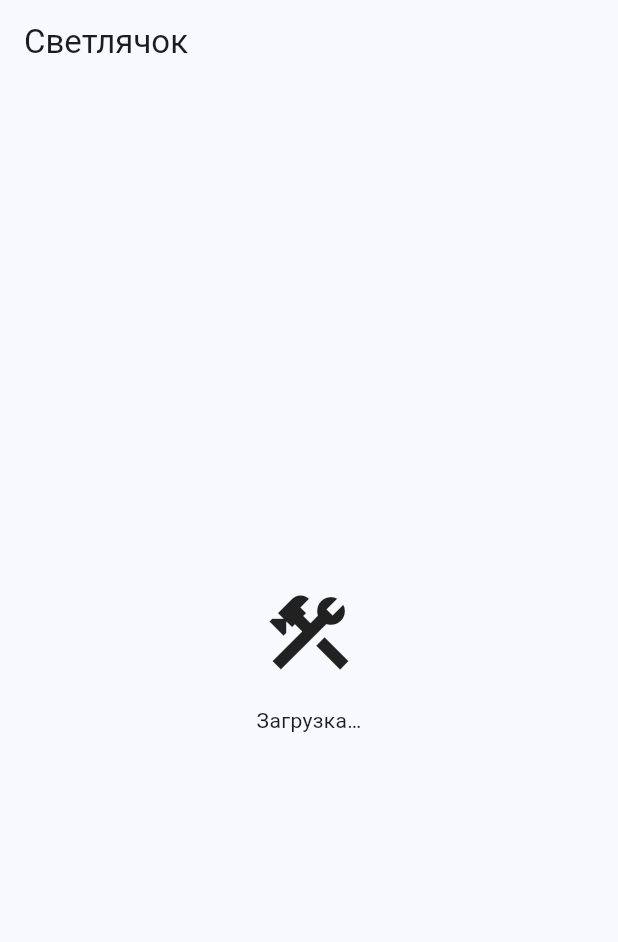
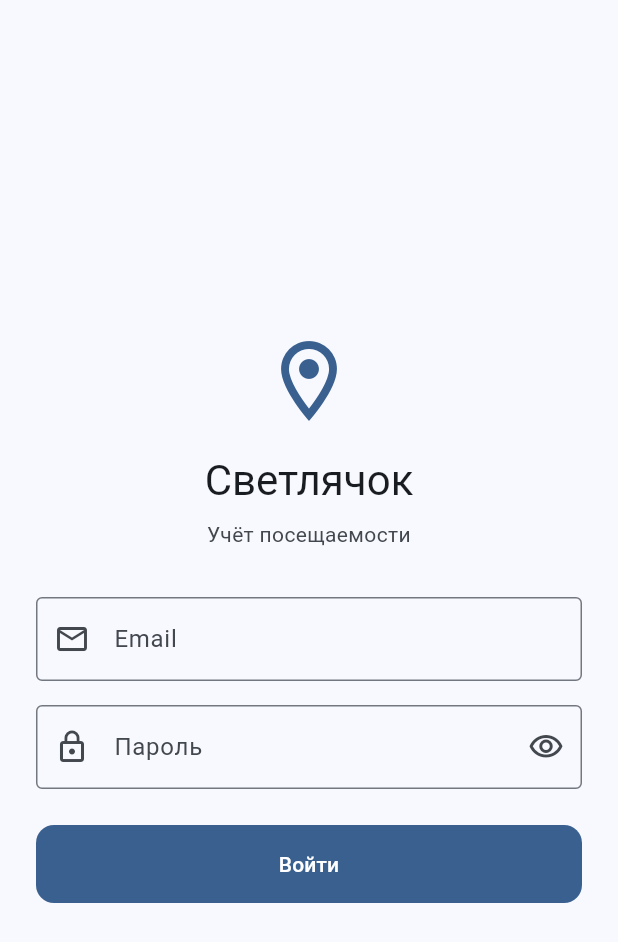
Before and after one commit to KAPLMARKS/svetlyachok, a Flutter app: the screen it shows after launch, on a phone screen of 412 x 824 dp. Shown: the top 942 px of the screen. Run offline on Flutter 3.47's test engine with Material 3 defaults, Android fonts, the phone set to English and light mode, and no system bars; our stand-ins replace dartz, dio, equatable, flutter_riverpod, flutter_secure_storage, freezed_annotation and 4 more; missing offline and left inert: dio_smart_retry.

Commit message:
feat(mobile): экраны login/splash + GoRouter с auth-guard
Phase 2.7-2.9 плана mobile:
- features/auth/providers.dart: prefsProvider, secureStorageProvider,
  dioProvider, authRepositoryProvider, currentUserProvider (AsyncNotifier)
  с подпиской на AuthEvent.expired от interceptor'а.
- features/auth/view_models/login_view_model.dart: LoginViewModel (Notifier)
  с валидацией формы, submit() через AuthRepository.
- features/auth/views/login_screen.dart: Material 3 форма (email/password +
  обработка ошибок + loading-состояние + autofill).
- features/auth/views/splash_screen.dart: spinner + 6-сек safety-таймер
  на форсированный редирект на /login (защита от зависшего refresh).
- app/router.dart: refreshListenable от currentUserProvider, единый
  redirect-callback (loading→/splash, !user→/login, user@/splash→/scan,
  !admin@/admin/*→/scan), реальные SplashScreen и LoginScreen, временный
  ScanPlaceholder с logout-кнопкой.
- app/app.dart: переход на ConsumerWidget + appRouterProvider.

Тесты:
- test/unit/features/auth/login_view_model_test.dart: 5 тестов
  (валидация email/password, успех submit, validation_invalid,
  auth_unauthorized).
- test/widget_test.dart: smoke стартует приложение с overrides
  на currentUser=null + mock SharedPreferences.

Проверки в worktree: fvm flutter analyze → 0 issues; fvm flutter test → 14 passed.

Co-Authored-By: Claude Opus 4.7 (1M context) <noreply@anthropic.com>

```diff
--- a/mobile/lib/app/app.dart
+++ b/mobile/lib/app/app.dart
@@ -3,21 +3,23 @@ library;
 
 import 'package:flutter/material.dart';
 import 'package:flutter_localizations/flutter_localizations.dart';
+import 'package:flutter_riverpod/flutter_riverpod.dart';
 
 import 'router.dart';
 import 'theme.dart';
 
-class SvetlyachokApp extends StatelessWidget {
+class SvetlyachokApp extends ConsumerWidget {
   const SvetlyachokApp({super.key});
 
   @override
-  Widget build(BuildContext context) {
+  Widget build(BuildContext context, WidgetRef ref) {
+    final router = ref.watch(appRouterProvider);
     return MaterialApp.router(
       title: 'Светлячок',
       debugShowCheckedModeBanner: false,
       theme: AppTheme.light(),
       darkTheme: AppTheme.dark(),
-      routerConfig: appRouter,
+      routerConfig: router,
       locale: const Locale('ru'),
       supportedLocales: const <Locale>[Locale('ru'), Locale('en')],
       localizationsDelegates: const <LocalizationsDelegate<Object>>[
--- /dev/null
+++ b/mobile/lib/features/auth/view_models/login_view_model.dart
@@ -0,0 +1,144 @@
+/// LoginViewModel — состояние формы логина и обработка submit'а.
+///
+/// AsyncNotifier, потому что `submit()` — async операция с loading-состоянием
+/// и потенциальной ошибкой. State хранит email/password (controlled inputs)
+/// и errorCode/errorMessage от последней попытки логина.
+///
+/// При успехе:
+/// 1. Получаем `User` через `authRepository.me()` (нужно для UI gate'ов).
+/// 2. Записываем в `currentUserProvider` через `setUser` → router редиректит.
+library;
+
+import 'package:flutter_riverpod/flutter_riverpod.dart';
+
+import '../../../core/errors.dart';
+import '../../../core/logging.dart';
+import '../../../core/result.dart';
+import '../../../domain/models/token_pair.dart';
+import '../../../domain/models/user.dart';
+import '../../../domain/repositories/auth_repository.dart';
+import '../providers.dart';
+
+class LoginState {
+  const LoginState({
+    this.email = '',
+    this.password = '',
+    this.isSubmitting = false,
+    this.errorCode,
+    this.errorMessage,
+  });
+
+  final String email;
+  final String password;
+  final bool isSubmitting;
+  final String? errorCode;
+  final String? errorMessage;
+
+  LoginState copyWith({
+    String? email,
+    String? password,
+    bool? isSubmitting,
+    String? errorCode,
+    String? errorMessage,
+    bool clearError = false,
+  }) {
+    return LoginState(
+      email: email ?? this.email,
+      password: password ?? this.password,
+      isSubmitting: isSubmitting ?? this.isSubmitting,
+      errorCode: clearError ? null : (errorCode ?? this.errorCode),
+      errorMessage: clearError ? null : (errorMessage ?? this.errorMessage),
+    );
+  }
+}
+
+class LoginViewModel extends AutoDisposeNotifier<LoginState> {
+  static final RegExp _emailRe = RegExp(r'^[^@\s]+@[^@\s]+\.[^@\s]+$');
+
+  @override
+  LoginState build() => const LoginState();
+
+  void setEmail(String value) {
+    state = state.copyWith(email: value, clearError: true);
+  }
+
+  void setPassword(String value) {
+    state = state.copyWith(password: value, clearError: true);
+  }
+
+  /// Локальная (UI) валидация. Возвращает текст ошибки или `null`.
+  /// Сигнатура совместима с `FormFieldValidator<String>` — принимает `String?`.
+  String? validateEmail(String? value) {
+    final v = value?.trim() ?? '';
+    if (v.isEmpty) return 'Введите email';
+    if (!_emailRe.hasMatch(v)) return 'Некорректный email';
+    return null;
+  }
+
+  String? validatePassword(String? value) {
+    final v = value ?? '';
+    if (v.isEmpty) return 'Введите пароль';
+    if (v.length < 8) return 'Минимум 8 символов';
+    return null;
+  }
+
+  Future<bool> submit() async {
+    final email = state.email.trim();
+    final password = state.password;
+    final emailErr = validateEmail(email);
+    final passErr = validatePassword(password);
+    if (emailErr != null || passErr != null) {
+      state = state.copyWith(
+        errorCode: 'validation_invalid',
+        errorMessage: emailErr ?? passErr,
+      );
+      return false;
+    }
+
+    AppLogger.instance.i('[login.submit] started: email=$email');
+    state = state.copyWith(isSubmitting: true, clearError: true);
+
+    final AuthRepository repo = ref.read(authRepositoryProvider);
+    final Result<TokenPair> loginResult = await repo.login(email, password);
+
+    final ok = await loginResult.fold(
+      (Failure f) async {
+        AppLogger.instance.w('[login.submit] failed: ${f.code}');
+        state = state.copyWith(
+          isSubmitting: false,
+          errorCode: f.code,
+          errorMessage: f.message,
+        );
+        return false;
+      },
+      (TokenPair _) async {
+        final Result<User> meResult = await repo.me();
+        return meResult.fold(
+          (Failure f) async {
+            AppLogger.instance.w('[login.submit] /me failed: ${f.code}');
+            state = state.copyWith(
+              isSubmitting: false,
+              errorCode: f.code,
+              errorMessage: f.message,
+            );
+            return false;
+          },
+          (User user) async {
+            AppLogger.instance.i('[login.submit] success email=${user.email}');
+            await ref.read(currentUserProvider.notifier).setUser(user);
+            state = state.copyWith(isSubmitting: false, clearError: true);
+            return true;
+          },
+        );
+      },
+    );
+
+    return ok;
+  }
+}
+
+final AutoDisposeNotifierProvider<LoginViewModel, LoginState>
+    loginViewModelProvider =
+    AutoDisposeNotifierProvider<LoginViewModel, LoginState>(
+  LoginViewModel.new,
+);
--- /dev/null
+++ b/mobile/lib/features/auth/views/login_screen.dart
@@ -0,0 +1,180 @@
+/// LoginScreen — Material 3 форма логина.
+///
+/// Состояние и submit живут в `LoginViewModel`. Этот виджет — чистый View:
+/// читает state через `ref.watch`, отправляет события через `ref.read.notifier`.
+library;
+
+import 'package:flutter/material.dart';
+import 'package:flutter_riverpod/flutter_riverpod.dart';
+
+import '../view_models/login_view_model.dart';
+
+class LoginScreen extends ConsumerStatefulWidget {
+  const LoginScreen({super.key});
+
+  @override
+  ConsumerState<LoginScreen> createState() => _LoginScreenState();
+}
+
+class _LoginScreenState extends ConsumerState<LoginScreen> {
+  final TextEditingController _emailCtrl = TextEditingController();
+  final TextEditingController _passwordCtrl = TextEditingController();
+  final GlobalKey<FormState> _formKey = GlobalKey<FormState>();
+  bool _obscurePassword = true;
+
+  @override
+  void dispose() {
+    _emailCtrl.dispose();
+    _passwordCtrl.dispose();
+    super.dispose();
+  }
+
+  Future<void> _onSubmit() async {
+    if (!(_formKey.currentState?.validate() ?? false)) return;
+    final ok = await ref.read(loginViewModelProvider.notifier).submit();
+    if (!ok && mounted) {
+      // ScaffoldMessenger переключим только если виджет ещё на экране.
+      // Текст и так показан в errorBanner, snackBar — просто акцент.
+      final err = ref.read(loginViewModelProvider).errorMessage;
+      if (err != null) {
+        ScaffoldMessenger.of(context).showSnackBar(
+          SnackBar(content: Text(err)),
+        );
+      }
+    }
+  }
+
+  @override
+  Widget build(BuildContext context) {
+    final LoginState state = ref.watch(loginViewModelProvider);
+    final LoginViewModel vm = ref.read(loginViewModelProvider.notifier);
+    final theme = Theme.of(context);
+
+    return Scaffold(
+      body: SafeArea(
+        child: Center(
+          child: SingleChildScrollView(
+            padding: const EdgeInsets.symmetric(horizontal: 24, vertical: 32),
+            child: ConstrainedBox(
+              constraints: const BoxConstraints(maxWidth: 420),
+              child: Form(
+                key: _formKey,
+                child: Column(
+                  crossAxisAlignment: CrossAxisAlignment.stretch,
+                  children: <Widget>[
+                    Icon(
+                      Icons.location_on_outlined,
+                      size: 64,
+                      color: theme.colorScheme.primary,
+                    ),
+                    const SizedBox(height: 16),
+                    Text(
+                      'Светлячок',
+                      textAlign: TextAlign.center,
+                      style: theme.textTheme.headlineMedium,
+                    ),
+                    const SizedBox(height: 8),
+                    Text(
+                      'Учёт посещаемости',
+                      textAlign: TextAlign.center,
+                      style: theme.textTheme.bodyMedium?.copyWith(
+                        color: theme.colorScheme.onSurfaceVariant,
+                      ),
+                    ),
+                    const SizedBox(height: 32),
+                    if (state.errorMessage != null)
+                      Container(
+                        margin: const EdgeInsets.only(bottom: 16),
+                        padding: const EdgeInsets.all(12),
+                        decoration: BoxDecoration(
+                          color: theme.colorScheme.errorContainer,
+                          borderRadius: BorderRadius.circular(8),
+                        ),
+                        child: Row(
+                          children: <Widget>[
+                            Icon(
+                              Icons.error_outline,
+                              color: theme.colorScheme.onErrorContainer,
+                            ),
+                            const SizedBox(width: 12),
+                            Expanded(
+                              child: Text(
+                                state.errorMessage!,
+                                style: theme.textTheme.bodyMedium?.copyWith(
+                                  color: theme.colorScheme.onErrorContainer,
+                                ),
+                              ),
+                            ),
+                          ],
+                        ),
+                      ),
+                    TextFormField(
+                      controller: _emailCtrl,
+                      keyboardType: TextInputType.emailAddress,
+                      textInputAction: TextInputAction.next,
+                      enabled: !state.isSubmitting,
+                      autofillHints: const <String>[AutofillHints.username],
+                      decoration: const InputDecoration(
+                        labelText: 'Email',
+                        prefixIcon: Icon(Icons.email_outlined),
+                        border: OutlineInputBorder(),
+                      ),
+                      onChanged: vm.setEmail,
+                      validator: vm.validateEmail,
+                    ),
+                    const SizedBox(height: 16),
+                    TextFormField(
+                      controller: _passwordCtrl,
+                      keyboardType: TextInputType.visiblePassword,
+                      textInputAction: TextInputAction.done,
+                      obscureText: _obscurePassword,
+                      enabled: !state.isSubmitting,
+                      autofillHints: const <String>[AutofillHints.password],
+                      decoration: InputDecoration(
+                        labelText: 'Пароль',
+                        prefixIcon: const Icon(Icons.lock_outline),
+                        suffixIcon: IconButton(
+                          icon: Icon(
+                            _obscurePassword
+                                ? Icons.visibility_outlined
+                                : Icons.visibility_off_outlined,
+                          ),
+                          onPressed: () => setState(() {
+                            _obscurePassword = !_obscurePassword;
+                          }),
+                          tooltip: _obscurePassword
+                              ? 'Показать пароль'
+                              : 'Скрыть пароль',
+                        ),
+                        border: const OutlineInputBorder(),
+                      ),
+                      onChanged: vm.setPassword,
+                      validator: vm.validatePassword,
+                      onFieldSubmitted: (_) => _onSubmit(),
+                    ),
+                    const SizedBox(height: 24),
+                    FilledButton(
+                      onPressed: state.isSubmitting ? null : _onSubmit,
+                      style: FilledButton.styleFrom(
+                        minimumSize: const Size.fromHeight(52),
+                      ),
+                      child: state.isSubmitting
+                          ? const SizedBox(
+                              height: 22,
+                              width: 22,
+                              child: CircularProgressIndicator(
+                                strokeWidth: 2.5,
+                              ),
+                            )
+                          : const Text('Войти'),
+                    ),
+                  ],
+                ),
+              ),
+            ),
+          ),
+        ),
+      ),
+    );
+  }
+}
```
Also changed, not shown: mobile/lib/app/router.dart (+139 -11 lines), mobile/lib/features/auth/providers.dart (added, +181 -0 lines), mobile/lib/features/auth/views/splash_screen.dart (added, +77 -0 lines), 2 other files.
